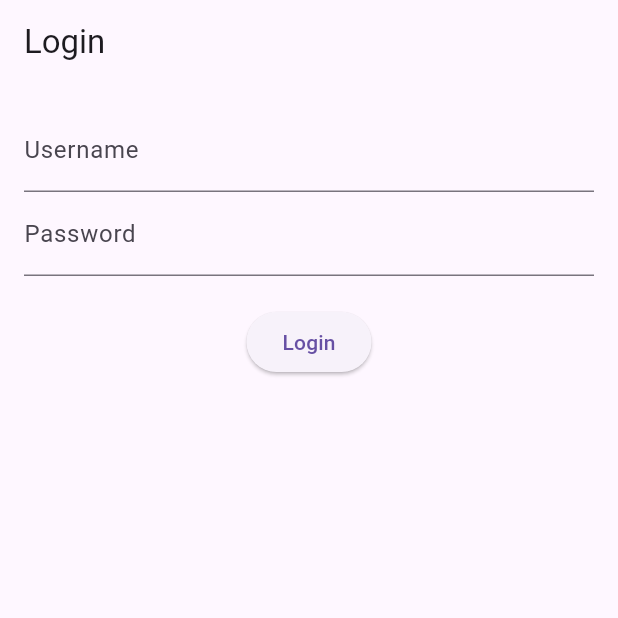
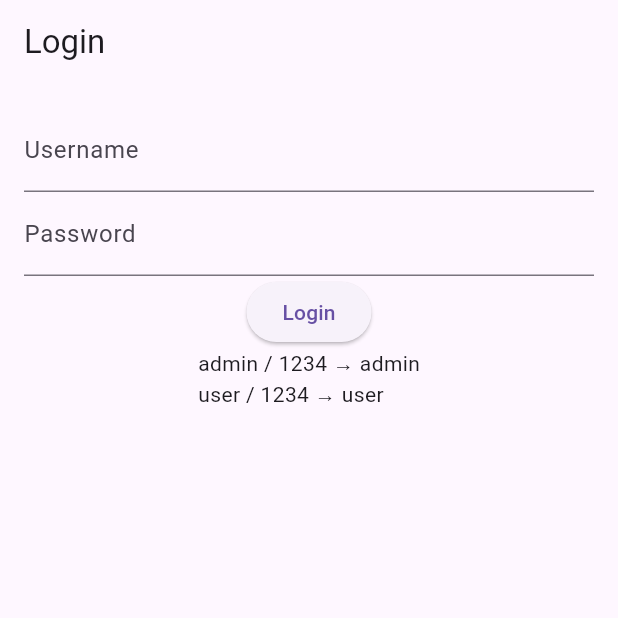
Before and after one commit to Ta-SeenJunaid/flutter_login_logout, a Flutter app: the screen it shows after launch, on a phone screen of 412 x 824 dp, the top half of it. Run offline on Flutter 3.47's test engine with Material 3 defaults, Android fonts, the phone set to English and light mode, and no system bars; our stand-ins replace dio, flutter_riverpod, flutter_secure_storage, go_router.

Commit message:
Role based access control, Refresh token

```diff
--- a/lib/main.dart
+++ b/lib/main.dart
@@ -1,29 +1,16 @@
 import 'package:flutter/material.dart';
 import 'package:flutter_riverpod/flutter_riverpod.dart';
-import 'providers/auth_provider.dart';
-import 'screens/login_screen.dart';
-import 'screens/home_screen.dart';
+import 'router.dart';
 
 void main() {
-  runApp(const ProviderScope(child: MyApp()));
+  runApp(const ProviderScope(child: App()));
 }
 
-class MyApp extends ConsumerWidget {
-  const MyApp({super.key});
+class App extends ConsumerWidget {
+  const App({super.key});
 
   @override
   Widget build(BuildContext context, WidgetRef ref) {
-    final authState = ref.watch(authStateProvider);
-
-    return MaterialApp(
-      home: authState.when(
-        loading: () => const Scaffold(
-          body: Center(child: CircularProgressIndicator()),
-        ),
-        error: (_, __) => const LoginScreen(),
-        data: (isLoggedIn) =>
-            isLoggedIn ? const HomeScreen() : const LoginScreen(),
-      ),
-    );
+    return MaterialApp.router(routerConfig: ref.watch(routerProvider));
   }
 }
--- /dev/null
+++ b/lib/models/user_role.dart
@@ -0,0 +1,11 @@
+enum UserRole {
+  admin,
+  user;
+
+  static UserRole fromString(String? value) {
+    if (value == 'admin') return UserRole.admin;
+    return UserRole.user;
+  }
+
+  String get value => name;
+}
--- /dev/null
+++ b/lib/router.dart
@@ -0,0 +1,35 @@
+import 'package:flutter_riverpod/flutter_riverpod.dart';
+import 'package:go_router/go_router.dart';
+import 'providers/auth_provider.dart';
+import 'screens/login_screen.dart';
+import 'screens/home_screen.dart';
+import 'screens/admin_screen.dart';
+import 'models/user_role.dart';
+
+final routerProvider = Provider<GoRouter>((ref) {
+  final auth = ref.watch(authProvider);
+
+  return GoRouter(
+    initialLocation: '/login',
+    redirect: (_, state) {
+      final authState = auth.valueOrNull;
+      final path = state.uri.path;
+
+      if (authState == null) return '/login';
+      if (!authState.loggedIn && path != '/login') return '/login';
+      if (authState.loggedIn && path == '/login') return '/';
+
+      if (path == '/admin' &&
+          authState.role != UserRole.admin) {
+        return '/';
+      }
+
+      return null;
+    },
+    routes: [
+      GoRoute(path: '/login', builder: (_, __) => const LoginScreen()),
+      GoRoute(path: '/', builder: (_, __) => const HomeScreen()),
+      GoRoute(path: '/admin', builder: (_, __) => const AdminScreen()),
+    ],
+  );
+});
--- a/lib/screens/home_screen.dart
+++ b/lib/screens/home_screen.dart
@@ -1,5 +1,6 @@
 import 'package:flutter/material.dart';
 import 'package:flutter_riverpod/flutter_riverpod.dart';
+import 'package:go_router/go_router.dart';
 import '../providers/auth_provider.dart';
 
 class HomeScreen extends ConsumerWidget {
@@ -14,12 +15,17 @@ class HomeScreen extends ConsumerWidget {
           IconButton(
             icon: const Icon(Icons.logout),
             onPressed: () {
-              ref.read(authStateProvider.notifier).logout();
+              ref.read(authProvider.notifier).logout();
             },
           ),
         ],
       ),
-      body: const Center(child: Text('You are logged in 🎉')),
+      body: Center(
+        child: ElevatedButton(
+          onPressed: () => context.go('/admin'),
+          child: const Text('Admin Page'),
+        ),
+      ),
     );
   }
 }
--- a/lib/screens/login_screen.dart
+++ b/lib/screens/login_screen.dart
@@ -2,20 +2,13 @@ import 'package:flutter/material.dart';
 import 'package:flutter_riverpod/flutter_riverpod.dart';
 import '../providers/auth_provider.dart';
 
-class LoginScreen extends ConsumerStatefulWidget {
+class LoginScreen extends ConsumerWidget {
   const LoginScreen({super.key});
 
   @override
-  ConsumerState<LoginScreen> createState() => _LoginScreenState();
-}
-
-class _LoginScreenState extends ConsumerState<LoginScreen> {
-  final userCtrl = TextEditingController();
-  final passCtrl = TextEditingController();
-
-  @override
-  Widget build(BuildContext context) {
-    final authState = ref.watch(authStateProvider);
+  Widget build(BuildContext context, WidgetRef ref) {
+    final user = TextEditingController();
+    final pass = TextEditingController();
 
     return Scaffold(
       appBar: AppBar(title: const Text('Login')),
@@ -23,33 +16,18 @@ class _LoginScreenState extends ConsumerState<LoginScreen> {
         padding: const EdgeInsets.all(16),
         child: Column(
           children: [
-            TextField(
-              controller: userCtrl,
-              decoration: const InputDecoration(labelText: 'Username'),
-            ),
-            TextField(
-              controller: passCtrl,
-              obscureText: true,
-              decoration: const InputDecoration(labelText: 'Password'),
-            ),
-            const SizedBox(height: 20),
-
-            authState.whenOrNull(
-                  error: (e, _) => Text(
-                    e.toString(),
-                    style: const TextStyle(color: Colors.red),
-                  ),
-                ) ??
-                const SizedBox(),
-
+            TextField(controller: user, decoration: const InputDecoration(labelText: 'Username')),
+            TextField(controller: pass, decoration: const InputDecoration(labelText: 'Password')),
             ElevatedButton(
               onPressed: () {
-                ref
-                    .read(authStateProvider.notifier)
-                    .login(userCtrl.text, passCtrl.text);
+                ref.read(authProvider.notifier).login(
+                      user.text,
+                      pass.text,
+                    );
               },
               child: const Text('Login'),
             ),
+            const Text('admin / 1234 → admin\nuser / 1234 → user'),
           ],
         ),
       ),
--- a/pubspec.yaml
+++ b/pubspec.yaml
@@ -31,16 +31,10 @@ dependencies:
   flutter:
     sdk: flutter
   flutter_riverpod: ^2.4.9
-  shared_preferences: ^2.1.1
-  intl: ^0.19.0
-  phosphor_flutter: ^2.1.0
   go_router: ^13.0.0
   dio: ^5.4.0
   flutter_secure_storage: ^9.0.0
 
-  # The following adds the Cupertino Icons font to your application.
-  # Use with the CupertinoIcons class for iOS style icons.
-  cupertino_icons: ^1.0.8
 
 dev_dependencies:
   flutter_test:
```
Also changed, not shown: lib/core/api/auth_api.dart (+19 -16 lines), lib/core/api/auth_interceptor.dart (added, +53 -0 lines), lib/core/api/dio_client.dart (added, +12 -0 lines), lib/core/storage/secure_token_storage.dart (added, +25 -0 lines), lib/core/storage/token_storage.dart (deleted, +0 -20 lines), lib/models/login_response.dart (deleted, +0 -25 lines), lib/providers/auth_provider.dart (+33 -26 lines), lib/screens/admin_screen.dart (added, +28 -0 lines), lib/services/auth_service.dart (+19 -18 lines).
